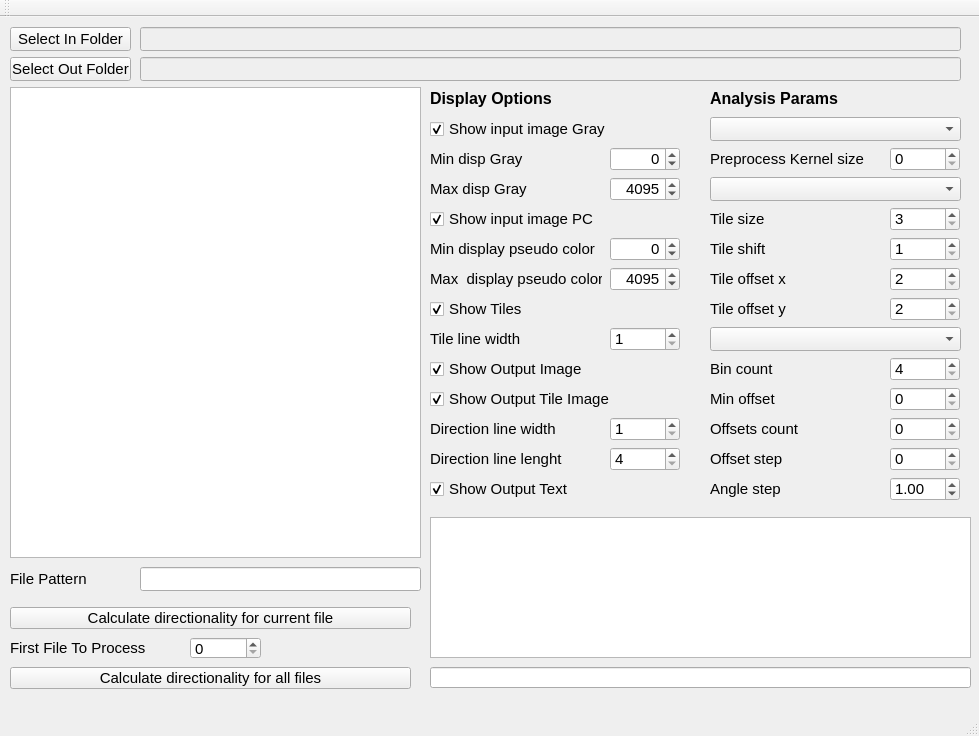
Before: the Qt Designer form mainwindow.ui in marcinkociolek/DirectionalityDetectionGui, drawn with Qt 5.
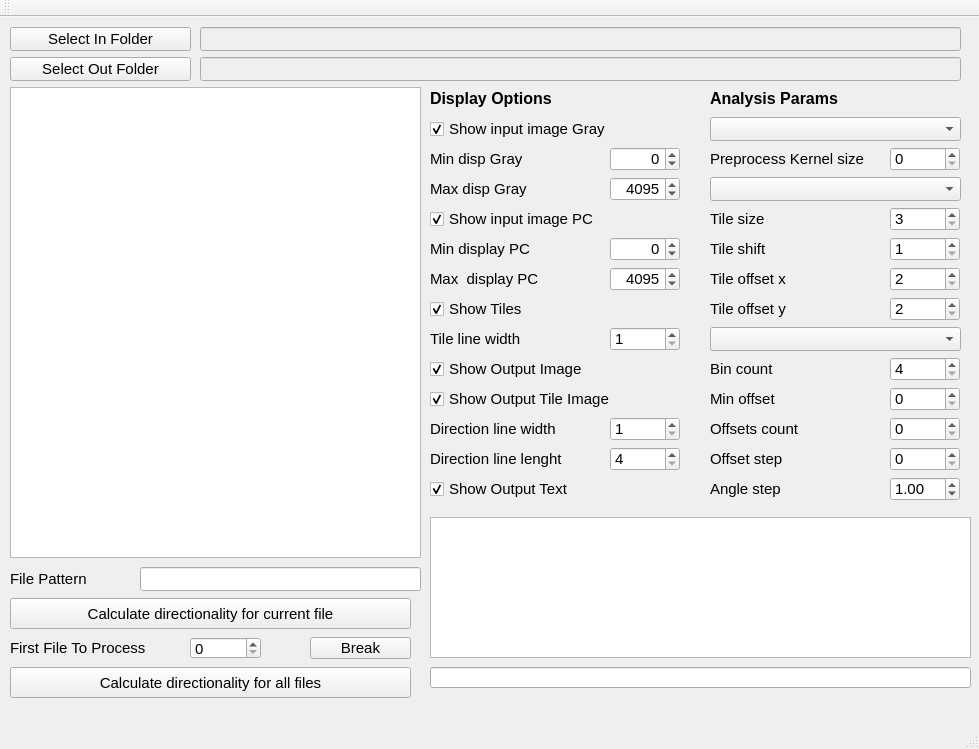
After: the same form once the commit is applied.

What changed in the file:
```diff
--- a/mainwindow.ui
+++ b/mainwindow.ui
@@ -7,7 +7,7 @@
     <x>0</x>
     <y>0</y>
     <width>979</width>
-    <height>736</height>
+    <height>749</height>
    </rect>
   </property>
   <property name="font">
@@ -24,7 +24,7 @@
      <rect>
       <x>10</x>
       <y>10</y>
-      <width>121</width>
+      <width>181</width>
       <height>24</height>
      </rect>
     </property>
@@ -38,9 +38,9 @@
     </property>
     <property name="geometry">
      <rect>
-      <x>140</x>
+      <x>200</x>
       <y>10</y>
-      <width>821</width>
+      <width>761</width>
       <height>24</height>
      </rect>
     </property>
@@ -50,7 +50,7 @@
      <rect>
       <x>10</x>
       <y>40</y>
-      <width>121</width>
+      <width>181</width>
       <height>24</height>
      </rect>
     </property>
@@ -64,9 +64,9 @@
     </property>
     <property name="geometry">
      <rect>
-      <x>140</x>
+      <x>200</x>
       <y>40</y>
-      <width>821</width>
+      <width>761</width>
       <height>24</height>
      </rect>
     </property>
@@ -86,7 +86,7 @@
      <rect>
       <x>430</x>
       <y>100</y>
-      <width>181</width>
+      <width>251</width>
       <height>24</height>
      </rect>
     </property>
@@ -102,7 +102,7 @@
      <rect>
       <x>430</x>
       <y>190</y>
-      <width>181</width>
+      <width>251</width>
       <height>24</height>
      </rect>
     </property>
@@ -200,7 +200,7 @@
      </font>
     </property>
     <property name="text">
-     <string>Max  display pseudo color</string>
+     <string>Max  display PC</string>
     </property>
    </widget>
    <widget class="QLabel" name="labelMinDispGray">
@@ -296,7 +296,7 @@
      <bool>true</bool>
     </property>
     <property name="text">
-     <string>&lt;html&gt;&lt;head/&gt;&lt;body&gt;&lt;p&gt;Min display pseudo color&lt;/p&gt;&lt;/body&gt;&lt;/html&gt;</string>
+     <string>&lt;html&gt;&lt;head/&gt;&lt;body&gt;&lt;p&gt;Min display PC&lt;/p&gt;&lt;/body&gt;&lt;/html&gt;</string>
     </property>
    </widget>
    <widget class="QComboBox" name="comboBoxPreprocessType">
@@ -895,7 +895,7 @@
      <rect>
       <x>430</x>
       <y>460</y>
-      <width>181</width>
+      <width>251</width>
       <height>24</height>
      </rect>
     </property>
@@ -920,9 +920,9 @@
     <property name="geometry">
      <rect>
       <x>10</x>
-      <y>590</y>
+      <y>581</y>
       <width>401</width>
-      <height>22</height>
+      <height>31</height>
      </rect>
     </property>
     <property name="text">
@@ -935,7 +935,7 @@
       <x>10</x>
       <y>650</y>
       <width>401</width>
-      <height>22</height>
+      <height>31</height>
      </rect>
     </property>
     <property name="text">
@@ -983,7 +983,7 @@
      <rect>
       <x>430</x>
       <y>340</y>
-      <width>181</width>
+      <width>251</width>
       <height>24</height>
      </rect>
     </property>
@@ -999,7 +999,7 @@
      <rect>
       <x>430</x>
       <y>370</y>
-      <width>181</width>
+      <width>251</width>
       <height>24</height>
      </rect>
     </property>
@@ -1050,6 +1050,19 @@
      <string>Analysis Params</string>
     </property>
    </widget>
+   <widget class="QPushButton" name="pushButtonSop">
+    <property name="geometry">
+     <rect>
+      <x>310</x>
+      <y>620</y>
+      <width>101</width>
+      <height>22</height>
+     </rect>
+    </property>
+    <property name="text">
+     <string>Break</string>
+    </property>
+   </widget>
   </widget>
   <widget class="QMenuBar" name="menuBar">
    <property name="geometry">
```
